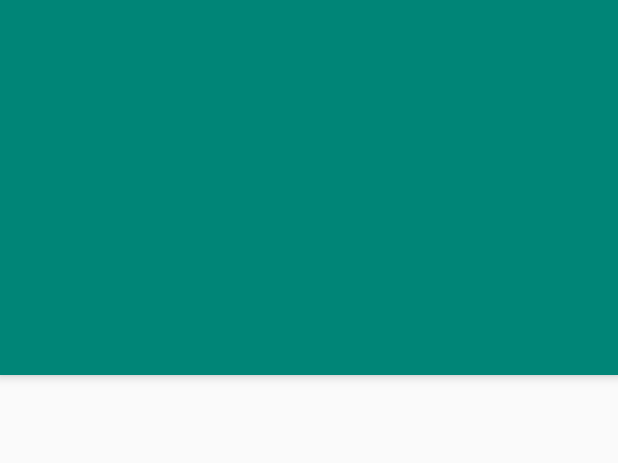
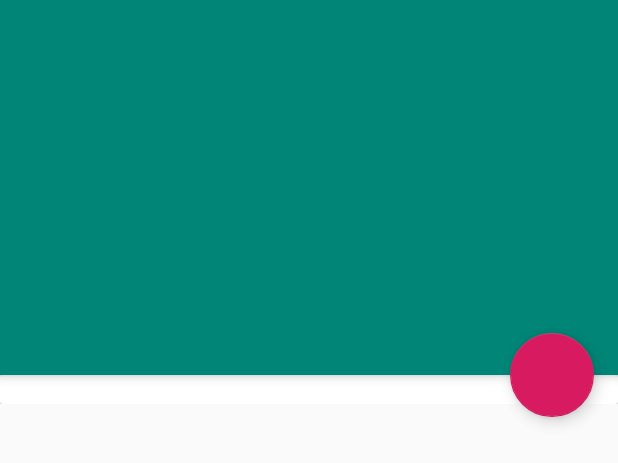
Before and after one commit to pingji2016/AndroidComponentView, an Android app: the layout order_main_activity.xml on its own in the app's theme, with its tools: preview values and no code run, on a phone screen of 412 x 824 dp. Shown: the top 463 px of the screen. Run offline under Robolectric (Android 15) with nearby library versions, the phone set to English and light mode, and no system bars.

Commit message:
[android 第一行] material Design.添加图片

```diff
--- a/app/src/main/res/values/styles.xml
+++ b/app/src/main/res/values/styles.xml
@@ -1,7 +1,7 @@
 <resources>
 
     <!-- Base application theme. -->
-    <style name="AppTheme" parent="Theme.AppCompat.Light.DarkActionBar">
+    <style name="AppTheme" parent="Theme.AppCompat.DayNight.NoActionBar">
         <!-- Customize your theme here. -->
         <item name="colorPrimary">@color/colorPrimary</item>
         <item name="colorPrimaryDark">@color/colorPrimaryDark</item>
--- a/common/build.gradle
+++ b/common/build.gradle
@@ -31,4 +31,5 @@ dependencies {
     testImplementation 'junit:junit:4.12'
     androidTestImplementation 'com.android.support.test:runner:1.0.2'
     androidTestImplementation 'com.android.support.test.espresso:espresso-core:3.0.2'
+    implementation 'com.github.bumptech.glide:glide:4.5.0'
 }
--- a/order/build.gradle
+++ b/order/build.gradle
@@ -62,4 +62,5 @@ dependencies {
     implementation project (':common')
     implementation 'com.android.support:design:27.1.1'
     implementation 'com.android.support:cardview-v7:27.1.1'
+    implementation 'com.github.bumptech.glide:glide:4.5.0'
 }
--- a/order/src/main/res/layout/order_main_activity.xml
+++ b/order/src/main/res/layout/order_main_activity.xml
@@ -13,8 +13,9 @@
         android:layout_height="250dp">
 
         <android.support.design.widget.CollapsingToolbarLayout
+            android:id="@+id/coll_toolbar"
             app:layout_scrollFlags="scroll|exitUntilCollapsed"
-            app:contentScrim="@color/colorAccent"
+            app:contentScrim="?attr/colorPrimary"
             android:theme="@style/ThemeOverlay.AppCompat.Dark.ActionBar"
             android:layout_width="match_parent"
             android:layout_height="wrap_content">
@@ -29,16 +30,17 @@
                 android:id="@+id/toolbar"
                 app:layout_collapseMode="pin"
                 android:layout_width="match_parent"
-                android:layout_height="wrap_content">
+                android:layout_height="?attr/actionBarSize">
             </android.support.v7.widget.Toolbar>
 
         </android.support.design.widget.CollapsingToolbarLayout>
     </android.support.design.widget.AppBarLayout>
 
-    <ScrollView
+    <android.support.v4.widget.NestedScrollView
         android:id="@+id/scrollview"
         android:layout_width="match_parent"
-        android:layout_height="wrap_content">
+        android:layout_height="wrap_content"
+        app:layout_behavior="@string/appbar_scrolling_view_behavior">
         <LinearLayout
             android:orientation="vertical"
             android:layout_width="match_parent"
@@ -53,14 +55,16 @@
                     android:layout_height="match_parent" />
             </android.support.v7.widget.CardView>
         </LinearLayout>
-    </ScrollView>
+    </android.support.v4.widget.NestedScrollView>
 
     <android.support.design.widget.FloatingActionButton
         android:id="@+id/floatbutton"
         android:layout_width="wrap_content"
         android:layout_height="wrap_content"
+        android:layout_margin="16dp"
         android:background="@drawable/floatbutton"
-        app:layout_anchor = "@id/appbar"
-        app:layout_anchorGravity = "bottom|end"/>
+        android:visibility="visible"
+        app:layout_anchor="@id/appbar"
+        app:layout_anchorGravity="bottom|end" />
 
 </android.support.design.widget.CoordinatorLayout>
```
Also changed, not shown: order/src/main/java/com/example/order/OrderMainActivity.java (+47 -0 lines).
